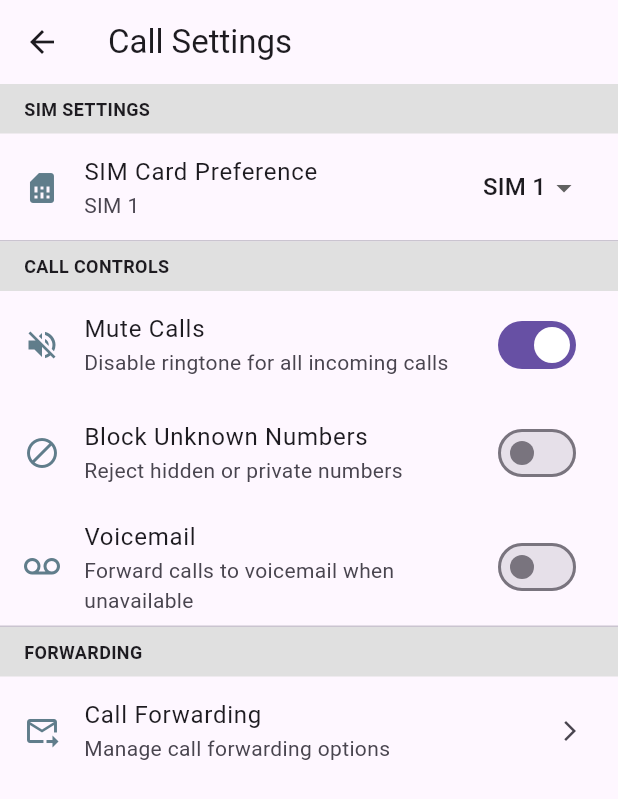
After one commit to basilkurian001/flutter-internship-calling-app, a Flutter app: the CallSettingsPage screen opened directly, after a tap on "Mute Calls", on a phone screen of 412 x 824 dp. The commit adds this screen. Shown: the top 799 px of the screen. Run offline on Flutter 3.47's test engine with Material 3 defaults, Android fonts, the phone set to English and light mode, and no system bars; our stand-ins replace chat_bubbles, hive, hive_flutter, shared_preferences; missing offline and left inert: dart:html; accounts and stored records are empty.

Commit message:
added settings page

```diff
--- a/lib/main.dart
+++ b/lib/main.dart
@@ -2,6 +2,7 @@ import 'dart:convert';
 import 'package:flutter/material.dart';
 import 'package:flutter/services.dart';
 import 'package:flutter_project_callingapp/call_page.dart';
+import 'package:flutter_project_callingapp/settings_page.dart';
 import 'package:hive_flutter/hive_flutter.dart';
 import 'contacts_page.dart';
 //import 'dart:html' as html;
--- /dev/null
+++ b/lib/settings_page.dart
@@ -0,0 +1,205 @@
+import 'package:flutter/material.dart';
+import 'package:shared_preferences/shared_preferences.dart';
+
+void main() {
+  runApp(CallSettingsApp());
+}
+
+class CallSettingsApp extends StatelessWidget {
+  @override
+  Widget build(BuildContext context) {
+    return MaterialApp(
+      debugShowCheckedModeBanner: false,
+      title: 'Phone Call Settings',
+      theme: ThemeData(
+        primarySwatch: Colors.blueGrey,
+        scaffoldBackgroundColor: Colors.grey[200], // Android-like background
+      ),
+      home: CallSettingsPage(),
+    );
+  }
+}
+
+class CallSettingsPage extends StatefulWidget {
+  @override
+  _CallSettingsPageState createState() => _CallSettingsPageState();
+}
+
+class _CallSettingsPageState extends State<CallSettingsPage> {
+  bool muteCalls = false;
+  bool blockUnknown = false;
+  bool voicemail = false;
+  String simPreference = "SIM 1";
+
+  @override
+  void initState() {
+    super.initState();
+    _loadSettings();
+  }
+
+  /// Load stored values
+  Future<void> _loadSettings() async {
+    final prefs = await SharedPreferences.getInstance();
+    setState(() {
+      muteCalls = prefs.getBool('muteCalls') ?? false;
+      blockUnknown = prefs.getBool('blockUnknown') ?? false;
+      voicemail = prefs.getBool('voicemail') ?? false;
+      simPreference = prefs.getString('simPreference') ?? "SIM 1";
+    });
+  }
+
+  /// Save values when changed
+  Future<void> _saveSettings() async {
+    final prefs = await SharedPreferences.getInstance();
+    prefs.setBool('muteCalls', muteCalls);
+    prefs.setBool('blockUnknown', blockUnknown);
+    prefs.setBool('voicemail', voicemail);
+    prefs.setString('simPreference', simPreference);
+  }
+
+  Widget _buildSectionHeader(String title) {
+    return Container(
+      color: Colors.grey[300],
+      padding: EdgeInsets.symmetric(horizontal: 16, vertical: 8),
+      child: Text(title.toUpperCase(),
+          style: TextStyle(fontWeight: FontWeight.bold, fontSize: 12)),
+    );
+  }
+
+  @override
+  Widget build(BuildContext context) {
+    return Scaffold(
+      appBar: AppBar(title: Text("Call Settings")),
+      body: ListView(
+        children: [
+          // SIM Section
+          _buildSectionHeader("SIM Settings"),
+          ListTile(
+            leading: Icon(Icons.sim_card, color: Colors.blueGrey),
+            title: Text("SIM Card Preference"),
+            subtitle: Text(simPreference),
+            trailing: DropdownButton<String>(
+              value: simPreference,
+              underline: SizedBox(),
+              items: ["SIM 1", "SIM 2"].map((String value) {
+                return DropdownMenuItem<String>(
+                  value: value,
+                  child: Text(value),
+                );
+              }).toList(),
+              onChanged: (val) {
+                setState(() => simPreference = val!);
+                _saveSettings();
+              },
+            ),
+          ),
+          Divider(height: 0),
+
+          // Call Control Section
+          _buildSectionHeader("Call Controls"),
+          SwitchListTile(
+            secondary: Icon(Icons.volume_off, color: Colors.blueGrey),
+            title: Text("Mute Calls"),
+            subtitle: Text("Disable ringtone for all incoming calls"),
+            value: muteCalls,
+            onChanged: (val) {
+              setState(() => muteCalls = val);
+              _saveSettings();
+            },
+          ),
+          SwitchListTile(
+            secondary: Icon(Icons.block, color: Colors.blueGrey),
+            title: Text("Block Unknown Numbers"),
+            subtitle: Text("Reject hidden or private numbers"),
+            value: blockUnknown,
+            onChanged: (val) {
+              setState(() => blockUnknown = val);
+              _saveSettings();
+            },
+          ),
+          SwitchListTile(
+            secondary: Icon(Icons.voicemail, color: Colors.blueGrey),
+            title: Text("Voicemail"),
+            subtitle: Text("Forward calls to voicemail when unavailable"),
+            value: voicemail,
+            onChanged: (val) {
+              setState(() => voicemail = val);
+              _saveSettings();
+            },
+          ),
+          Divider(height: 0),
+
+          // Forwarding Section
+          _buildSectionHeader("Forwarding"),
+          ListTile(
+            leading: Icon(Icons.forward_to_inbox, color: Colors.blueGrey),
+            title: Text("Call Forwarding"),
+            subtitle: Text("Manage call forwarding options"),
+            trailing: Icon(Icons.arrow_forward_ios, size: 16),
+            onTap: () {
+              Navigator.push(
+                context,
+                MaterialPageRoute(builder: (_) => CallForwardingPage()),
+              );
+            },
+          ),
+        ],
+      ),
+    );
+  }
+}
+
+class CallForwardingPage extends StatefulWidget {
+  @override
+  _CallForwardingPageState createState() => _CallForwardingPageState();
+}
+
+class _CallForwardingPageState extends State<CallForwardingPage> {
+  bool alwaysForward = false;
+  bool forwardWhenBusy = false;
+  bool forwardWhenUnanswered = false;
+  bool forwardWhenUnreachable = false;
+
+  @override
+  Widget build(BuildContext context) {
+    return Scaffold(
+      appBar: AppBar(title: Text("Call Forwarding")),
+      body: ListView(
+        children: [
+          SwitchListTile(
+            title: Text("Always Forward"),
+            subtitle: Text("Forward all calls"),
+            value: alwaysForward,
+            onChanged: (val) {
+              setState(() => alwaysForward = val);
+            },
+          ),
+          SwitchListTile(
+            title: Text("When Busy"),
+            subtitle: Text("Forward calls when line is busy"),
+            value: forwardWhenBusy,
+            onChanged: (val) {
+              setState(() => forwardWhenBusy = val);
+            },
+          ),
+          SwitchListTile(
+            title: Text("When Unanswered"),
+            subtitle: Text("Forward calls when unanswered"),
+            value: forwardWhenUnanswered,
+            onChanged: (val) {
+              setState(() => forwardWhenUnanswered = val);
+            },
+          ),
+          SwitchListTile(
+            title: Text("When Unreachable"),
+            subtitle: Text("Forward calls when unreachable"),
+            value: forwardWhenUnreachable,
+            onChanged: (val) {
+              setState(() => forwardWhenUnreachable = val);
+            },
+          ),
+        ],
+      ),
+    );
+  }
+}
--- a/pubspec.yaml
+++ b/pubspec.yaml
@@ -33,6 +33,7 @@ dependencies:
   hive: ^2.2.3
   hive_flutter: ^1.1.0
   http: ^1.1.0
+  shared_preferences: ^2.3.2
 
 
   # The following adds the Cupertino Icons font to your application.
```
Also changed, not shown: lib/contacts_page.dart (+27 -10 lines), lib/dialler.dart (+39 -19 lines), lib/recents.dart (+26 -7 lines), pubspec.lock, 1 other file.
